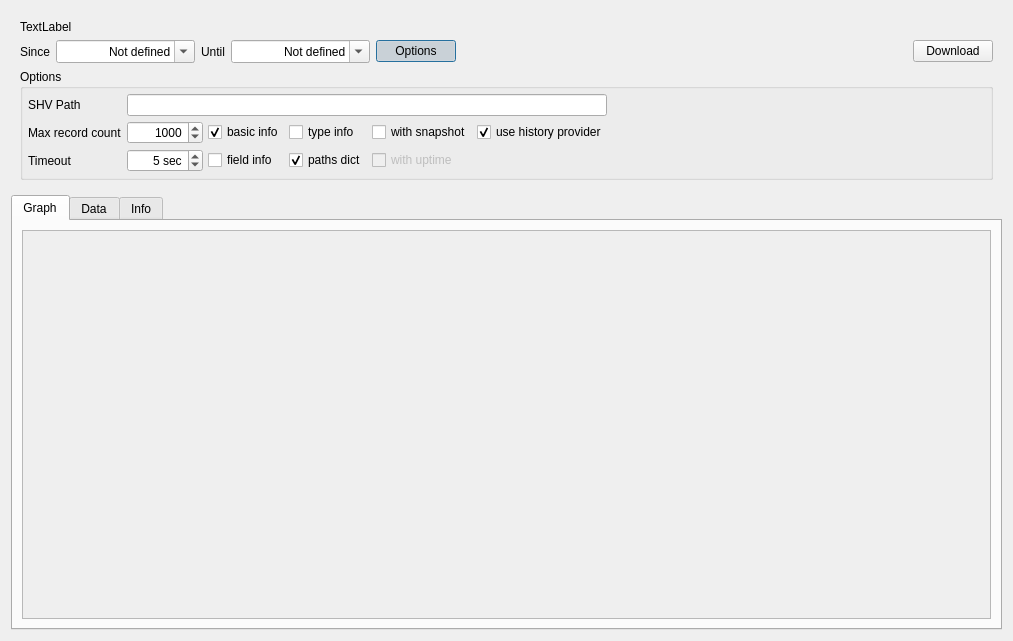
Old version of the form libshvvisu/src/logview/dlgloginspector.ui in the repository syyyr/libshv.
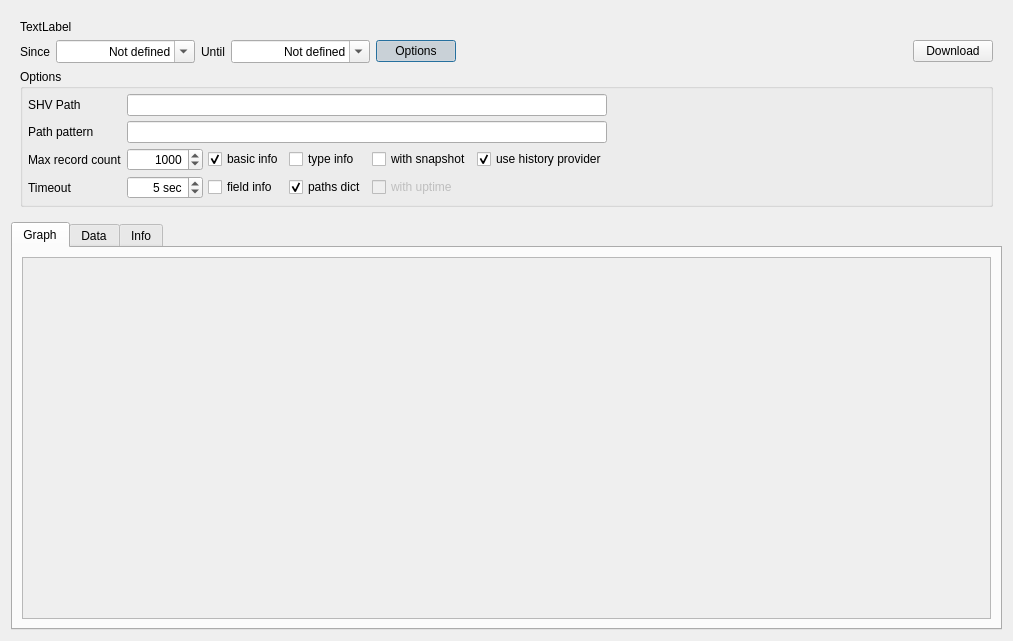
New version of the form. Custom widgets are drawn as their Qt base class.

Commit message: copy data to clipboard in log inspector

The edit to the form file:
```diff
--- a/libshvvisu/src/logview/dlgloginspector.ui
+++ b/libshvvisu/src/logview/dlgloginspector.ui
@@ -142,104 +142,55 @@
          <property name="spacing">
           <number>5</number>
          </property>
-         <item row="1" column="1">
-          <widget class="QSpinBox" name="edMaxRecordCount">
-           <property name="alignment">
-            <set>Qt::AlignRight|Qt::AlignTrailing|Qt::AlignVCenter</set>
-           </property>
-           <property name="minimum">
-            <number>0</number>
-           </property>
-           <property name="maximum">
-            <number>100000</number>
-           </property>
-           <property name="singleStep">
-            <number>1000</number>
-           </property>
-           <property name="value">
-            <number>1000</number>
-           </property>
-          </widget>
-         </item>
-         <item row="1" column="3">
-          <widget class="QCheckBox" name="chkTypeInfo">
-           <property name="text">
-            <string>type info</string>
-           </property>
-          </widget>
-         </item>
-         <item row="2" column="4">
-          <widget class="QCheckBox" name="chkWithUptime">
-           <property name="enabled">
-            <bool>false</bool>
-           </property>
-           <property name="text">
-            <string>with uptime</string>
-           </property>
-          </widget>
-         </item>
-         <item row="1" column="4">
-          <widget class="QCheckBox" name="chkWithSnapshot">
-           <property name="text">
-            <string>with snapshot</string>
-           </property>
-          </widget>
-         </item>
-         <item row="1" column="0">
+         <item row="2" column="0">
           <widget class="QLabel" name="label_3">
            <property name="text">
             <string>Max record count</string>
            </property>
           </widget>
          </item>
-         <item row="2" column="2">
+         <item row="3" column="2">
           <widget class="QCheckBox" name="chkFieldInfo">
            <property name="text">
             <string>field info</string>
            </property>
           </widget>
          </item>
-         <item row="2" column="0">
+         <item row="2" column="2">
+          <widget class="QCheckBox" name="chkBasicInfo">
+           <property name="text">
+            <string>basic info</string>
+           </property>
+           <property name="checked">
+            <bool>true</bool>
+           </property>
+          </widget>
+         </item>
+         <item row="0" column="1" colspan="5">
+          <widget class="QLineEdit" name="edShvPath"/>
+         </item>
+         <item row="3" column="0">
           <widget class="QLabel" name="label_4">
            <property name="text">
             <string>Timeout</string>
            </property>
           </widget>
          </item>
-         <item row="1" column="5">
-          <widget class="QCheckBox" name="chkUseHistoryProvider">
-           <property name="text">
-            <string>use history provider</string>
-           </property>
-           <property name="checked">
-            <bool>true</bool>
-           </property>
-          </widget>
-         </item>
          <item row="2" column="3">
-          <widget class="QCheckBox" name="chkPathsDict">
+          <widget class="QCheckBox" name="chkTypeInfo">
            <property name="text">
-            <string>paths dict</string>
+            <string>type info</string>
            </property>
-           <property name="checked">
-            <bool>true</bool>
-           </property>
           </widget>
          </item>
-         <item row="1" column="6">
-          <spacer name="horizontalSpacer">
-           <property name="orientation">
-            <enum>Qt::Horizontal</enum>
+         <item row="2" column="4">
+          <widget class="QCheckBox" name="chkWithSnapshot">
+           <property name="text">
+            <string>with snapshot</string>
            </property>
-           <property name="sizeHint" stdset="0">
-            <size>
-             <width>40</width>
-             <height>20</height>
-            </size>
-           </property>
-          </spacer>
+          </widget>
          </item>
-         <item row="2" column="1">
+         <item row="3" column="1">
           <widget class="QSpinBox" name="edTimeout">
            <property name="alignment">
             <set>Qt::AlignRight|Qt::AlignTrailing|Qt::AlignVCenter</set>
@@ -261,16 +212,39 @@
            </property>
           </widget>
          </item>
-         <item row="1" column="2">
-          <widget class="QCheckBox" name="chkBasicInfo">
+         <item row="3" column="4">
+          <widget class="QCheckBox" name="chkWithUptime">
+           <property name="enabled">
+            <bool>false</bool>
+           </property>
            <property name="text">
-            <string>basic info</string>
+            <string>with uptime</string>
+           </property>
+          </widget>
+         </item>
+         <item row="3" column="3">
+          <widget class="QCheckBox" name="chkPathsDict">
+           <property name="text">
+            <string>paths dict</string>
            </property>
            <property name="checked">
             <bool>true</bool>
            </property>
           </widget>
          </item>
+         <item row="2" column="6">
+          <spacer name="horizontalSpacer">
+           <property name="orientation">
+            <enum>Qt::Horizontal</enum>
+           </property>
+           <property name="sizeHint" stdset="0">
+            <size>
+             <width>40</width>
+             <height>20</height>
+            </size>
+           </property>
+          </spacer>
+         </item>
          <item row="0" column="0">
           <widget class="QLabel" name="label_6">
            <property name="text">
@@ -278,8 +252,44 @@
            </property>
           </widget>
          </item>
-         <item row="0" column="1" colspan="5">
-          <widget class="QLineEdit" name="edShvPath"/>
+         <item row="2" column="1">
+          <widget class="QSpinBox" name="edMaxRecordCount">
+           <property name="alignment">
+            <set>Qt::AlignRight|Qt::AlignTrailing|Qt::AlignVCenter</set>
+           </property>
+           <property name="minimum">
+            <number>0</number>
+           </property>
+           <property name="maximum">
+            <number>100000</number>
+           </property>
+           <property name="singleStep">
+            <number>1000</number>
+           </property>
+           <property name="value">
+            <number>1000</number>
+           </property>
+          </widget>
+         </item>
+         <item row="2" column="5">
+          <widget class="QCheckBox" name="chkUseHistoryProvider">
+           <property name="text">
+            <string>use history provider</string>
+           </property>
+           <property name="checked">
+            <bool>true</bool>
+           </property>
+          </widget>
+         </item>
+         <item row="1" column="0">
+          <widget class="QLabel" name="label_7">
+           <property name="text">
+            <string>Path pattern</string>
+           </property>
+          </widget>
+         </item>
+         <item row="1" column="1" colspan="5">
+          <widget class="QLineEdit" name="edPathPattern"/>
          </item>
         </layout>
        </widget>
@@ -307,8 +317,8 @@
            <rect>
             <x>0</x>
             <y>0</y>
-            <width>955</width>
-            <height>254</height>
+            <width>971</width>
+            <height>271</height>
            </rect>
           </property>
          </widget>
```
Left out of the diff: 22 changed lines with no effect on the pictures. The commit also changes 1 other file.
